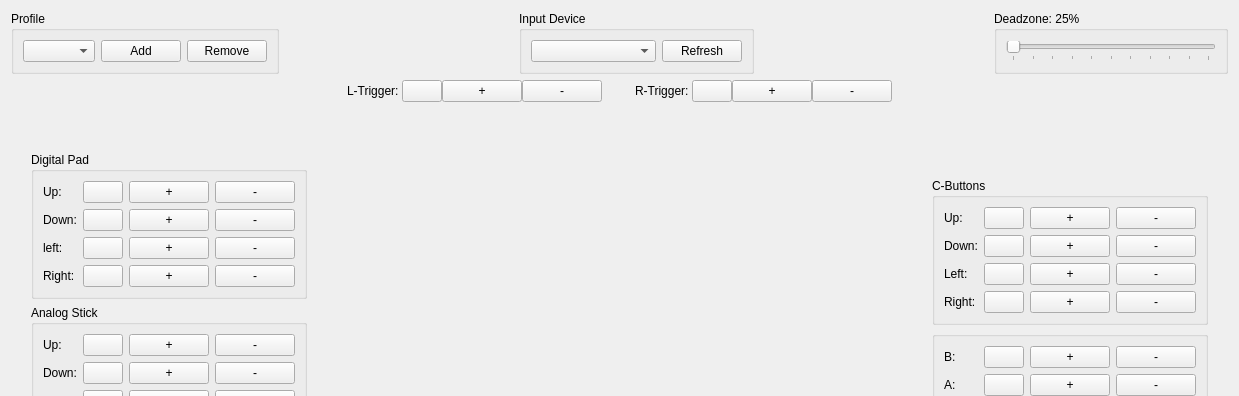
Above: Source/RMG-Input/UserInterface/Widget/ControllerWidget.ui from Rosalie241/RMG before the change; both pictures show x 0 to 1239 and y 0 to 396 of the 1239 by 601 pixel window. Below: the same form after it.
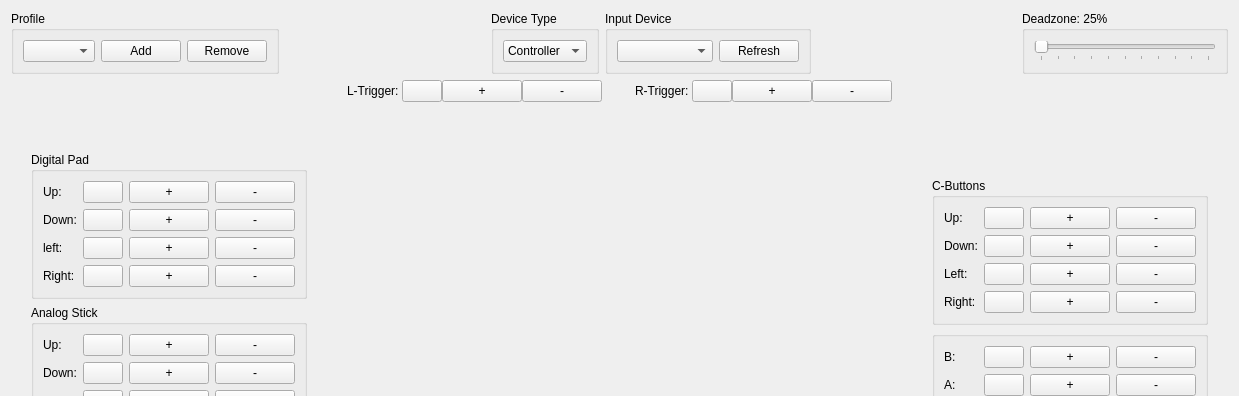
That is the form after the change. Custom widgets are drawn as their Qt base class.

Commit message: RMG-Input: more wip stuff:tm:

```diff
--- a/Source/RMG-Input/UserInterface/Widget/ControllerWidget.ui
+++ b/Source/RMG-Input/UserInterface/Widget/ControllerWidget.ui
@@ -84,7 +84,30 @@
       </spacer>
      </item>
      <item>
-      <widget class="QGroupBox" name="inputDeviceGroupBox">
+      <widget class="QGroupBox" name="groupBox_7">
+       <property name="title">
+        <string>Device Type</string>
+       </property>
+       <layout class="QVBoxLayout" name="verticalLayout_4">
+        <item>
+         <widget class="QComboBox" name="inputTypeComboBox">
+          <item>
+           <property name="text">
+            <string>Controller</string>
+           </property>
+          </item>
+          <item>
+           <property name="text">
+            <string>Mouse</string>
+           </property>
+          </item>
+         </widget>
+        </item>
+       </layout>
+      </widget>
+     </item>
+     <item>
+      <widget class="QGroupBox" name="groupBox_4">
        <property name="sizePolicy">
         <sizepolicy hsizetype="Preferred" vsizetype="Preferred">
          <horstretch>0</horstretch>
```
The commit also changes 16 other files.
